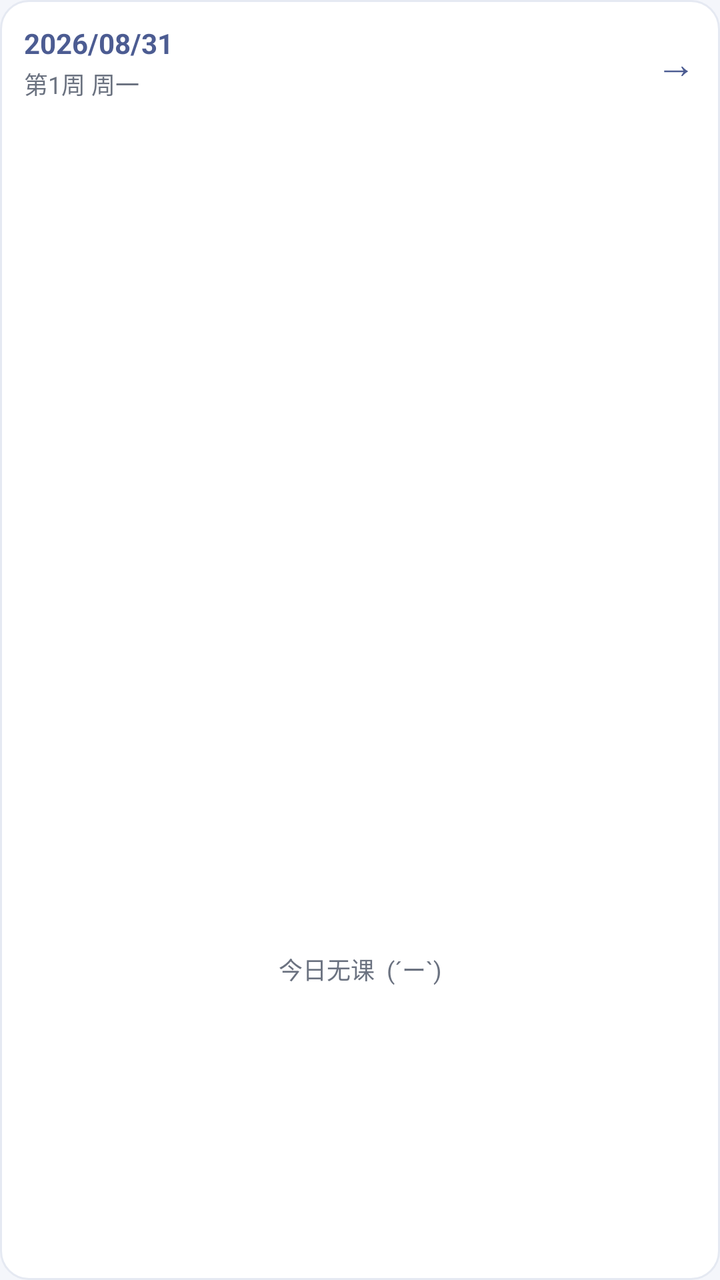
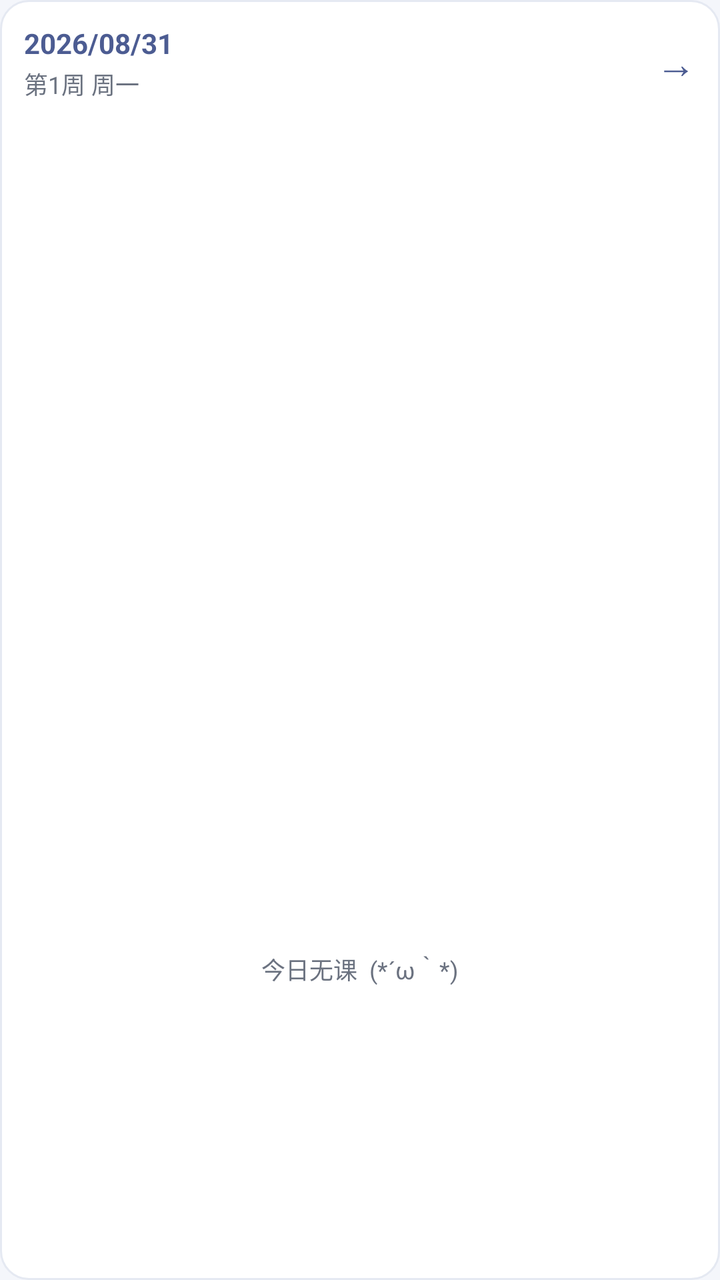

An Android layout rendered at two revisions. The XML below is the earlier revision; the diff shows what the commit changed to produce the second picture.
<!-- AndroidManifest.xml: application theme Theme.QingKebiao -->
<!-- res/layout/widget_today.xml -->
<?xml version="1.0" encoding="utf-8"?>
<LinearLayout xmlns:android="http://schemas.android.com/apk/res/android"
    android:orientation="vertical"
    android:padding="12dp"
    android:background="@drawable/bg_card"
    android:id="@+id/widget_root"
    android:layout_width="match_parent"
    android:layout_height="match_parent">

    <LinearLayout
        android:orientation="horizontal"
        android:gravity="center_vertical"
        android:layout_width="match_parent"
        android:layout_height="wrap_content">
        <LinearLayout
            android:orientation="vertical"
            android:layout_width="0dp"
            android:layout_height="wrap_content"
            android:layout_weight="1">
            <TextView
                android:id="@+id/widget_date"
                android:text="2026/08/31"
                android:textColor="#4C5C92"
                android:textSize="14sp"
                android:textStyle="bold"
                android:layout_width="wrap_content"
                android:layout_height="wrap_content" />
            <TextView
                android:id="@+id/widget_week_day"
                android:text="第1周 周一"
                android:textColor="#6B7280"
                android:textSize="12sp"
                android:paddingTop="2dp"
                android:layout_width="wrap_content"
                android:layout_height="wrap_content" />
        </LinearLayout>
        <TextView
            android:id="@+id/widget_arrow"
            android:text="→"
            android:textColor="#4C5C92"
            android:textSize="20sp"
            android:paddingLeft="8dp"
            android:layout_width="wrap_content"
            android:layout_height="wrap_content" />
    </LinearLayout>

    <ListView
        android:id="@+id/widget_list"
        android:divider="@null"
        android:dividerHeight="4dp"
        android:scrollbars="vertical"
        android:layout_width="match_parent"
        android:layout_height="0dp"
        android:layout_weight="1"
        android:layout_marginTop="4dp" />

    <TextView
        android:id="@+id/widget_empty"
        android:text="今日无课  (´ー`)"
        android:textColor="#6B7280"
        android:textSize="12sp"
        android:gravity="center"
        android:layout_width="match_parent"
        android:layout_height="0dp"
        android:layout_weight="1" />
</LinearLayout>
<!-- resources referenced by this layout -->
<resources>
  <!-- drawable bg_card (drawable) -->
  <shape xmlns:android="http://schemas.android.com/apk/res/android">
      <solid android:color="#FFFFFF" />
      <corners android:radius="14dp" />
      <stroke android:width="1dp" android:color="#E5E9F2" />
  </shape>
  <style name="Theme.QingKebiao" parent="@android:style/Theme.Material.Light.NoActionBar">
          <item name="android:colorPrimary">#4C5C92</item>
          <item name="android:colorAccent">#FF6D3D</item>
          <item name="android:windowBackground">#F4F6FB</item>
          <item name="android:navigationBarColor">#FFFFFF</item>
          <item name="android:statusBarColor">#3A4773</item>
          <item name="android:textColorPrimary">#2D3142</item>
      </style>
</resources>

<!-- the commit's change to res/layout/widget_today.xml (unified diff, before → after) -->
@@ -56,7 +56,7 @@
 
     <TextView
         android:id="@+id/widget_empty"
-        android:text="今日无课  (´ー`)"
+        android:text="今日无课  (⁠*⁠´⁠ω⁠｀⁠*⁠)"
         android:textColor="#6B7280"
         android:textSize="12sp"
         android:gravity="center"
